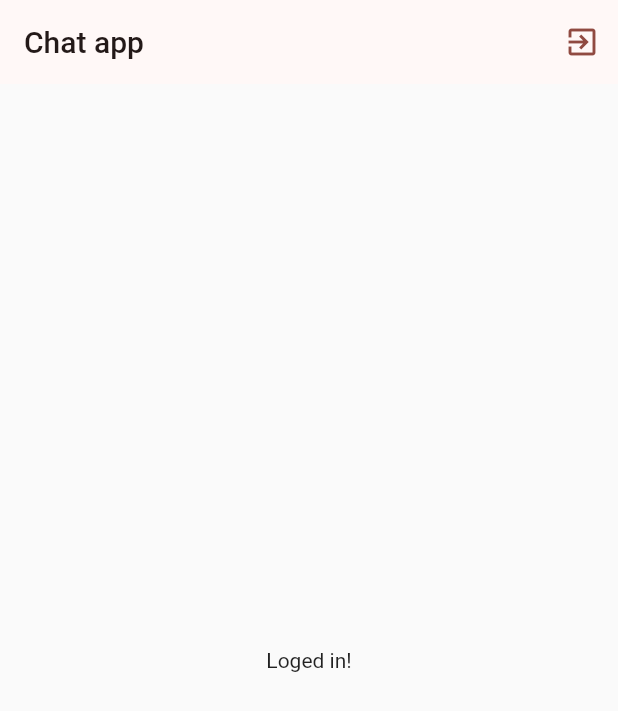
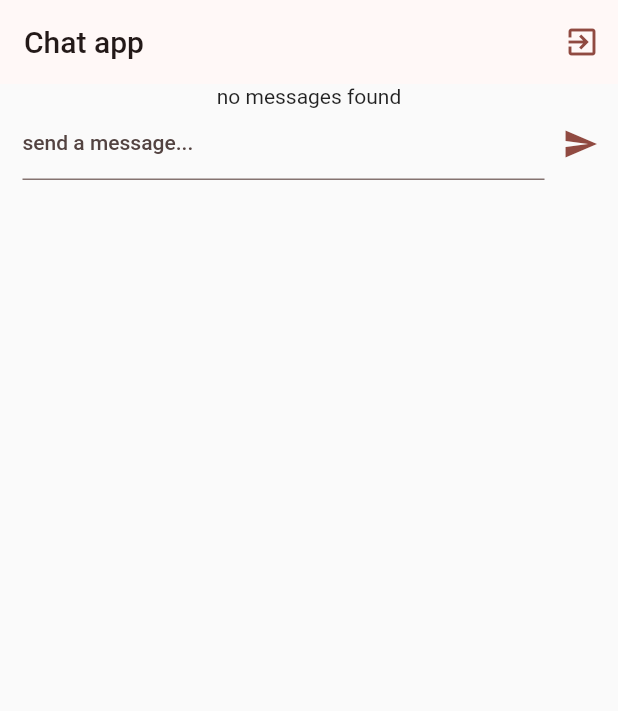
Before and after one commit to DarlingOlvera/Flutter_beginner, a Flutter app: the screen it shows once a user with an empty profile is signed in, on a phone screen of 412 x 824 dp. Shown: the top 711 px of the screen. Run offline on Flutter 3.47's test engine with Material 2 defaults, Android fonts, the phone set to English and light mode, and no system bars; our stand-ins replace cloud_firestore, email_validator, firebase_auth, firebase_core, firebase_storage, flutter_riverpod and 5 more; accounts and stored records are empty.

Commit message:
chat app inicio chat mensajes

```diff
--- a/chat_app/lib/screens/chat_screen.dart
+++ b/chat_app/lib/screens/chat_screen.dart
@@ -1,3 +1,5 @@
+import 'package:chat_app/widgets/chat_messages.dart';
+import 'package:chat_app/widgets/new_message.dart';
 import 'package:firebase_auth/firebase_auth.dart';
 import 'package:flutter/material.dart';
 
@@ -19,8 +21,11 @@ class ChatScreen extends StatelessWidget {
           ),
         ],
       ),
-      body: const Center(
-        child: Text('Loged in!'),
+      body: const Column(
+        children: [
+          ChatMessages(),
+          NewMessage(),
+        ],
       ),
     );
   }
--- /dev/null
+++ b/chat_app/lib/widgets/chat_messages.dart
@@ -0,0 +1,12 @@
+import 'package:flutter/material.dart';
+
+class ChatMessages extends StatelessWidget {
+  const ChatMessages({super.key});
+
+  @override
+  Widget build(BuildContext context) {
+    return Center(
+      child: Text('no messages found'),
+    );
+  }
+}
--- /dev/null
+++ b/chat_app/lib/widgets/new_message.dart
@@ -0,0 +1,57 @@
+import 'package:flutter/material.dart';
+
+class NewMessage extends StatefulWidget {
+  const NewMessage({super.key});
+
+  @override
+  State<NewMessage> createState() => _NewMessageState();
+}
+
+class _NewMessageState extends State<NewMessage> {
+  var _messageController = TextEditingController();
+
+  @override
+  void dispose() {
+    _messageController.dispose();
+    super.dispose();
+  }
+
+  void _submitMessage() {
+    final enteredMessage = _messageController.text;
+
+    if (enteredMessage.trim().isEmpty) {
+      return;
+    }
+
+    //send to firebase
+
+    _messageController.clear();
+  }
+
+  @override
+  Widget build(BuildContext context) {
+    return Padding(
+      padding: const EdgeInsets.only(left: 15, right: 1, bottom: 14),
+      child: Row(
+        children: [
+          Expanded(
+            child: TextField(
+              controller: _messageController,
+              textCapitalization: TextCapitalization.sentences,
+              autocorrect: true,
+              enableSuggestions: true,
+              decoration: InputDecoration(labelText: 'send a message...'),
+            ),
+          ),
+          IconButton(
+            onPressed: _submitMessage,
+            icon: Icon(
+              Icons.send,
+              color: Theme.of(context).colorScheme.primary,
+            ),
+          ),
+        ],
+      ),
+    );
+  }
+}
```
